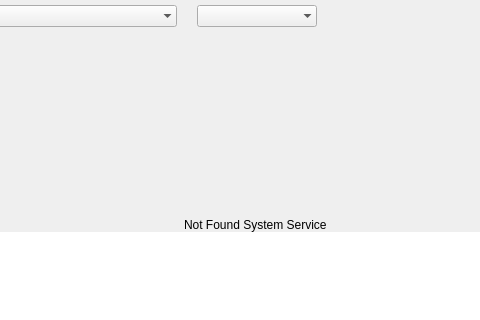
Above: stacer/Pages/Services/services_page.ui from QuentiumYT/Stacer before the change; both pictures show x 185 to 665 and y 0 to 320 of the 882 by 549 pixel window. Below: the same form after it.
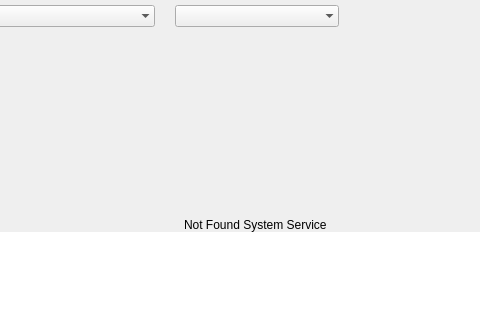
That is the form after the change.

Commit message: UI: Set expanding size policy and max width for status comboboxes in Services (second widget)

What changed in the file:
```diff
--- a/stacer/Pages/Services/services_page.ui
+++ b/stacer/Pages/Services/services_page.ui
@@ -92,12 +92,24 @@
      </item>
      <item>
       <widget class="QComboBox" name="cmbRunningStatus">
+       <property name="sizePolicy">
+        <sizepolicy hsizetype="Expanding" vsizetype="Fixed">
+         <horstretch>0</horstretch>
+         <verstretch>0</verstretch>
+        </sizepolicy>
+       </property>
        <property name="minimumSize">
         <size>
          <width>120</width>
          <height>0</height>
         </size>
        </property>
+       <property name="maximumSize">
+        <size>
+         <width>200</width>
+         <height>16777215</height>
+        </size>
+       </property>
        <property name="sizeAdjustPolicy">
         <enum>QComboBox::AdjustToMinimumContentsLengthWithIcon</enum>
        </property>
```
